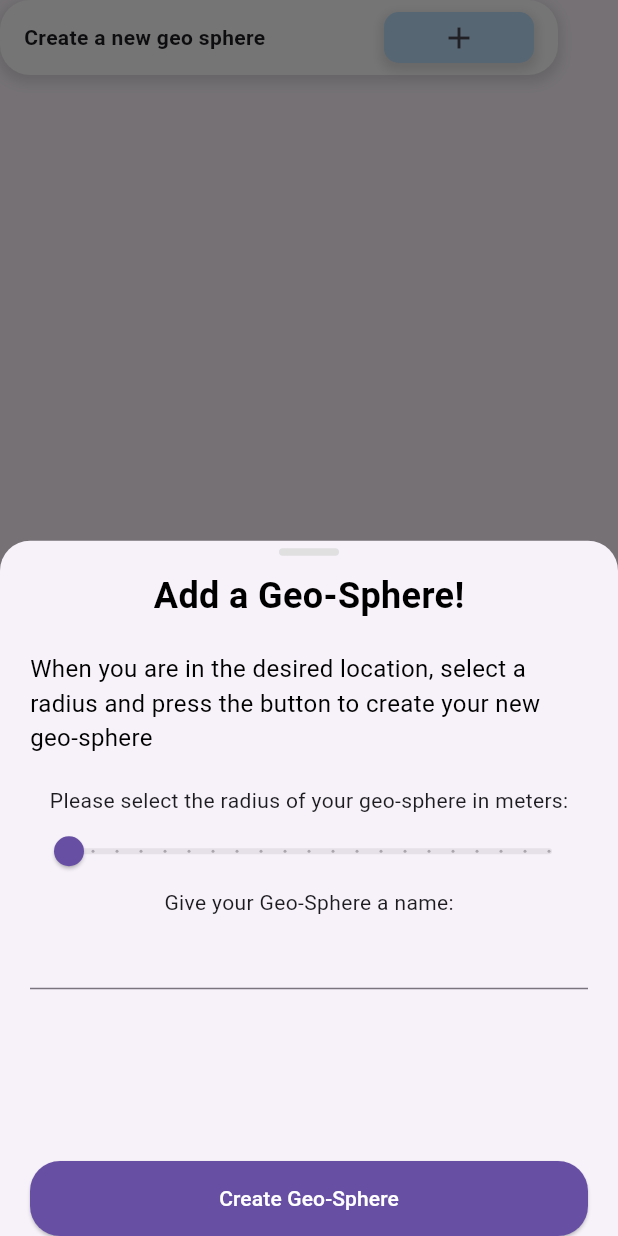
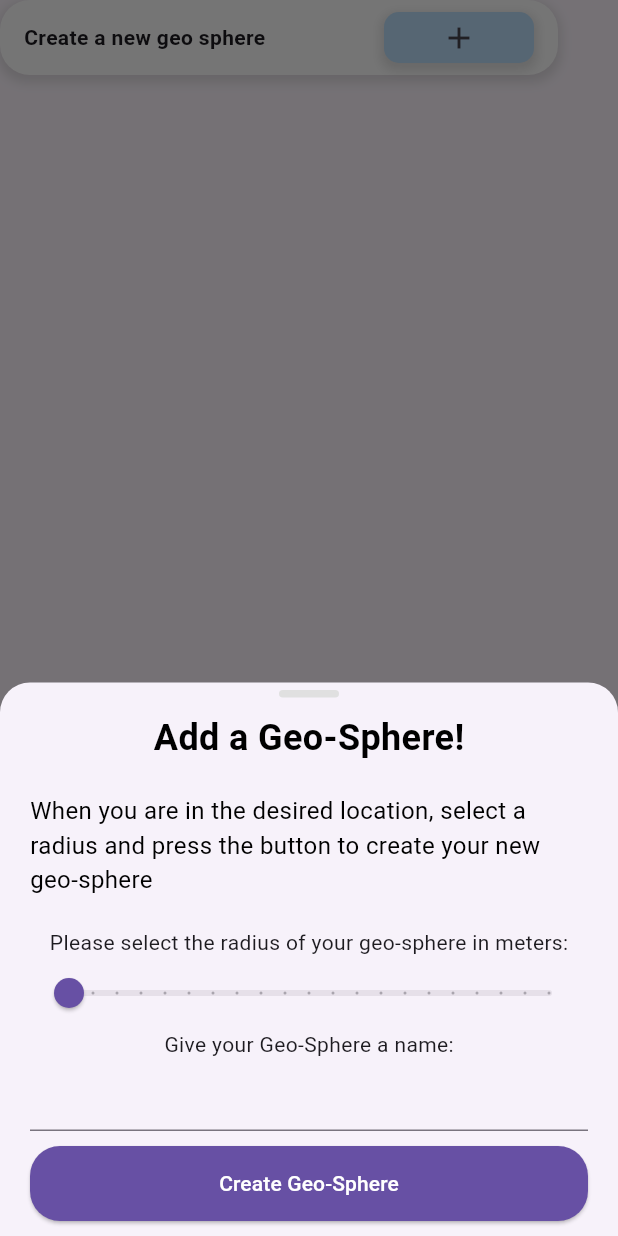
Before and after one commit to michaelfromyeg/georeal, a Flutter app: the AddGeoSphereWidget widget shown alone on an empty page, opened directly, after a tap on the "add" icon, on a phone screen of 412 x 824 dp. Run offline on Flutter 3.47's test engine with Material 3 defaults, Android fonts, the phone set to English and light mode, and no system bars; our stand-ins replace flutter_dotenv, geocoding, google_maps_flutter, image_picker, location, permission_handler; missing offline and left inert: background_fetch; network calls fail; statements that could not run were skipped.

Commit message:
Fixed overflow error on add geo sphere modal by pushing modal up when keyboard appears

```diff
--- a/client/lib/features/geo_sphere/widgets/add_geo_sphere_modal.dart
+++ b/client/lib/features/geo_sphere/widgets/add_geo_sphere_modal.dart
@@ -22,10 +22,16 @@ class _AddGeoSphereModalState extends State<AddGeoSphereModal> {
 
   @override
   Widget build(BuildContext context) {
+    EdgeInsets modalPadding = const EdgeInsets.only(
+      bottom: 10,
+      left: 20.0,
+      right: 20.0,
+    );
     final viewModel = Provider.of<GeoSphereViewModel>(context);
     return SafeArea(
       child: Padding(
-        padding: const EdgeInsets.only(left: 20.0, right: 20),
+        padding: modalPadding,
+        child: SingleChildScrollView(
           child: Column(
             children: [
               Container(
@@ -69,8 +75,8 @@ class _AddGeoSphereModalState extends State<AddGeoSphereModal> {
               TextField(
                 controller: nameController,
               ),
-            Expanded(
-              child: Align(
+              const SizedBox(height: 10),
+              Align(
                 alignment: AlignmentDirectional.bottomCenter,
                 child: SizedBox(
                   width: MediaQuery.of(context).size.width - 40,
@@ -92,9 +98,9 @@ class _AddGeoSphereModalState extends State<AddGeoSphereModal> {
                     child: const Text("Create Geo-Sphere"),
                   ),
                 ),
-              ),
               )
             ],
+          ),
         ),
       ),
     );
--- a/client/lib/features/home/widgets/add_geo_sphere_widget.dart
+++ b/client/lib/features/home/widgets/add_geo_sphere_widget.dart
@@ -40,6 +40,8 @@ class AddGeoSphereWidget extends StatelessWidget {
             child: IconButton(
               onPressed: () {
                 showModalBottomSheet(
+                  useSafeArea: true,
+                  isScrollControlled: true,
                   context: context,
                   shape: const RoundedRectangleBorder(
                     borderRadius: BorderRadius.only(
--- a/client/lib/home_router.dart
+++ b/client/lib/home_router.dart
@@ -42,6 +42,8 @@ class _HomeRouterState extends State<HomeRouter> {
         ),
         onPressed: () {
           showModalBottomSheet(
+            useSafeArea: true,
+            isScrollControlled: true,
             context: context,
             shape: const RoundedRectangleBorder(
               borderRadius: BorderRadius.only(
```
Lines whose indentation alone changed are shown as unchanged.
